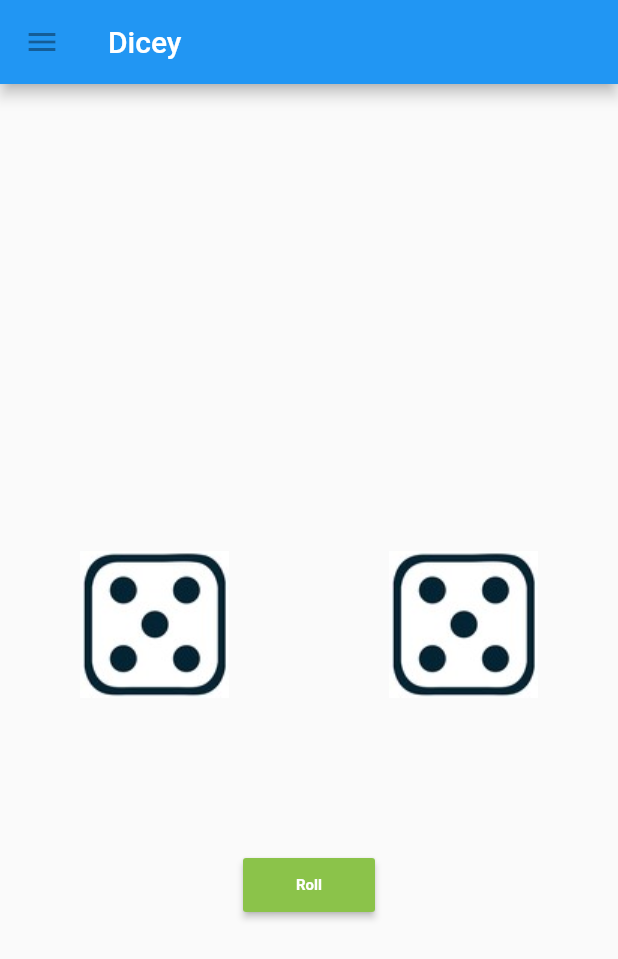
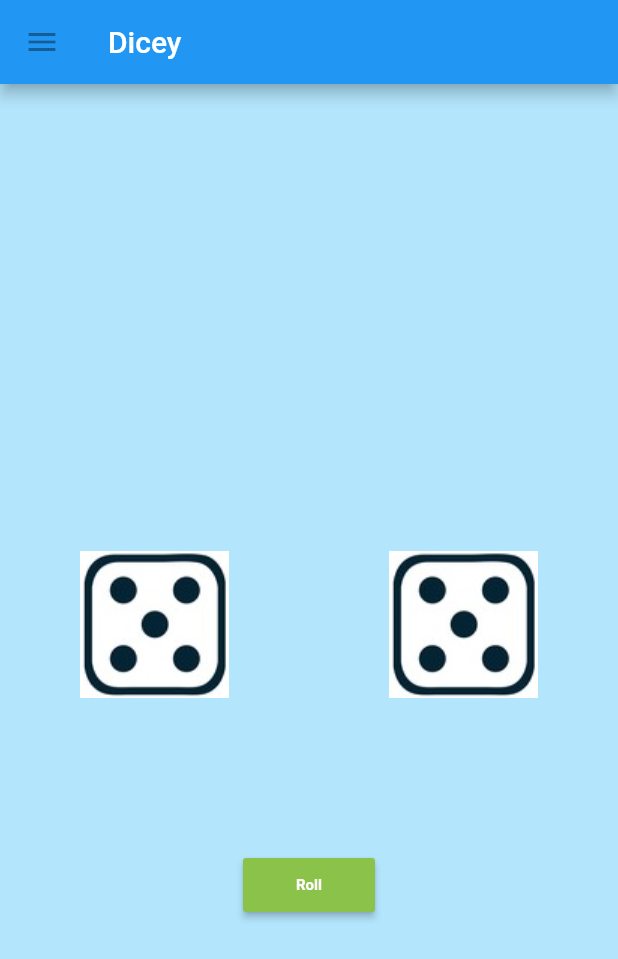
Before and after one commit to Drako-Rexon/Apps, a Flutter app: the screen it shows after launch, on a phone screen of 412 x 824 dp. Shown: the top 959 px of the screen. Run offline on Flutter 3.47's test engine with Material 2 defaults, Android fonts, the phone set to English and light mode, and no system bars; our stand-ins replace shimmer.

Commit message:
so minor update

```diff
--- a/lib/homescreen.dart
+++ b/lib/homescreen.dart
@@ -55,6 +55,7 @@ class _HomeScreenState extends State<HomeScreen>
   @override
   Widget build(BuildContext context) {
     return Scaffold(
+      backgroundColor: Colors.lightBlue[100],
       appBar: AppBar(
         leading: const IconButton(
           icon: Icon(
--- a/lib/splashScreen.dart
+++ b/lib/splashScreen.dart
@@ -1,6 +1,6 @@
 import 'dart:async';
 
-import 'package:flutter/cupertino.dart';
+// import 'package:flutter/cupertino.dart';
 import 'package:flutter/material.dart';
 import 'package:rolling_dice/homescreen.dart';
 import 'package:shimmer/shimmer.dart';
```
